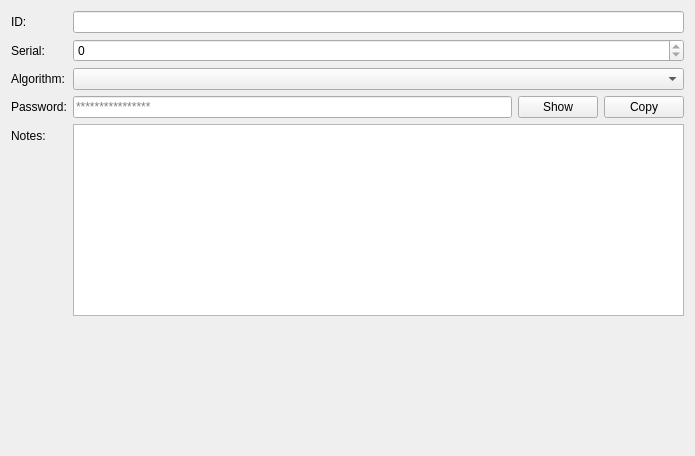
Above: src/PasswordPropsWidget.ui from dbear496/genpass-gui before the change. Below: the same form after it.
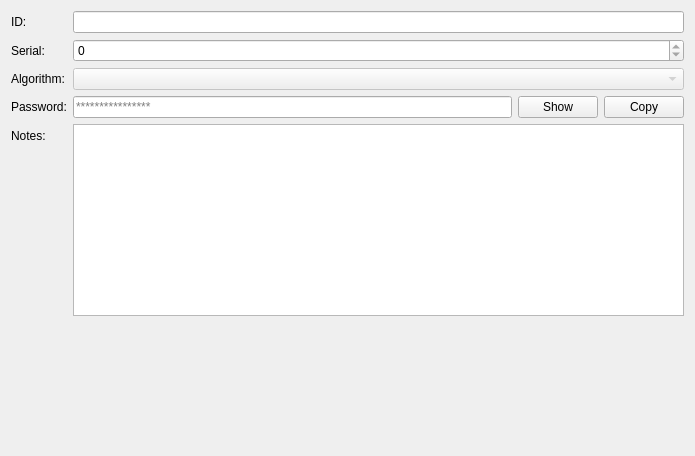
That is the form after the change.

Patch:
```diff
--- a/src/PasswordPropsWidget.ui
+++ b/src/PasswordPropsWidget.ui
@@ -72,6 +72,9 @@
    </item>
    <item row="2" column="1">
     <widget class="QComboBox" name="selectAlgo">
+     <property name="enabled">
+      <bool>false</bool>
+     </property>
      <property name="sizePolicy">
       <sizepolicy hsizetype="Preferred" vsizetype="Fixed">
        <horstretch>0</horstretch>
```
